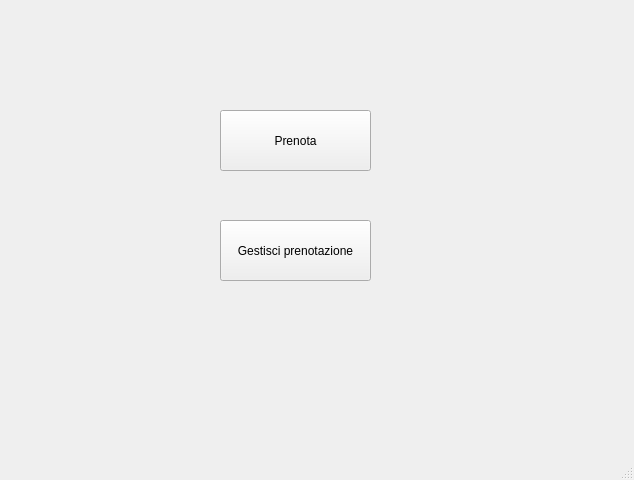
First picture: the form in Progetto copia/Qt/prenotazioni_cliente.ui, repository manufara/Ingegneria-del-Software, before the edit.
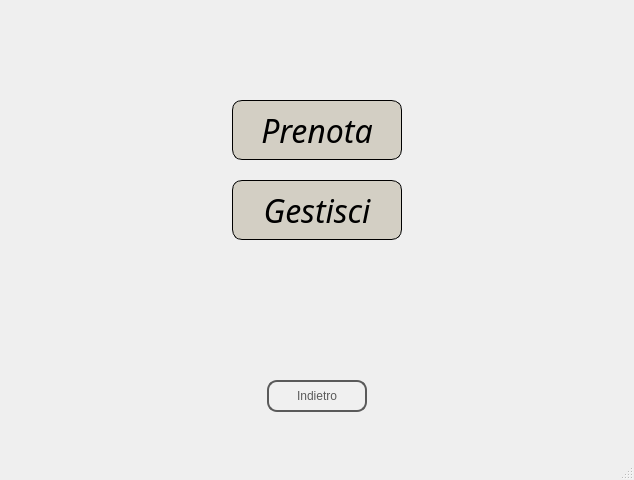
Second picture: the form after the edit. Icons and pictures are not drawn.

```diff
--- a/Progetto copia/Qt/prenotazioni_cliente.ui
+++ b/Progetto copia/Qt/prenotazioni_cliente.ui
@@ -14,15 +14,54 @@
    <string>Ristorante Emilia</string>
   </property>
   <widget class="QWidget" name="centralwidget">
+   <widget class="QLabel" name="label">
+    <property name="geometry">
+     <rect>
+      <x>0</x>
+      <y>0</y>
+      <width>641</width>
+      <height>431</height>
+     </rect>
+    </property>
+    <property name="styleSheet">
+     <string notr="true">background-image: url(/Users/emanuelefaraglia/Downloads/Sfondo.jpg);
+background-position: center;
+background-repeat: no-repeat;</string>
+    </property>
+    <property name="text">
+     <string/>
+    </property>
+   </widget>
    <widget class="QPushButton" name="pushButton">
     <property name="geometry">
      <rect>
-      <x>220</x>
-      <y>110</y>
-      <width>151</width>
-      <height>61</height>
+      <x>232</x>
+      <y>100</y>
+      <width>170</width>
+      <height>60</height>
      </rect>
     </property>
+    <property name="font">
+     <font>
+      <family>Apple Chancery</family>
+      <pointsize>24</pointsize>
+      <italic>true</italic>
+     </font>
+    </property>
+    <property name="styleSheet">
+     <string notr="true">QPushButton {
+    border: 2px solid #5A5A5A;
+    border-radius: 10px;
+    padding: 5px;
+    background-color: #D3CFC4;
+    color: black;
+    border: 1px solid black;  /* Bordo del pulsante */
+}
+
+QPushButton:hover {
+    background-color: lightgray;  /* Cambia colore al passaggio del mouse */
+}</string>
+    </property>
     <property name="text">
      <string>Prenota</string>
     </property>
@@ -30,14 +69,63 @@
    <widget class="QPushButton" name="pushButton_2">
     <property name="geometry">
      <rect>
-      <x>220</x>
-      <y>220</y>
-      <width>151</width>
-      <height>61</height>
+      <x>232</x>
+      <y>180</y>
+      <width>170</width>
+      <height>60</height>
      </rect>
     </property>
+    <property name="font">
+     <font>
+      <family>Apple Chancery</family>
+      <pointsize>24</pointsize>
+      <italic>true</italic>
+     </font>
+    </property>
+    <property name="styleSheet">
+     <string notr="true">QPushButton {
+    border: 2px solid #5A5A5A;
+    border-radius: 10px;
+    padding: 5px;
+    background-color: #D3CFC4;
+    color: black;
+    border: 1px solid black;  /* Bordo del pulsante */
+}
+
+QPushButton:hover {
+    background-color: lightgray;  /* Cambia colore al passaggio del mouse */
+}</string>
+    </property>
     <property name="text">
-     <string>Gestisci prenotazione</string>
+     <string>Gestisci</string>
+    </property>
+   </widget>
+   <widget class="QPushButton" name="indietro">
+    <property name="geometry">
+     <rect>
+      <x>267</x>
+      <y>380</y>
+      <width>100</width>
+      <height>32</height>
+     </rect>
+    </property>
+    <property name="styleSheet">
+     <string notr="true">QPushButton {
+        border: 2px solid #5A5A5A;
+        border-radius: 10px;
+        padding: 5px;
+        background-color: #F0F0F0;
+        color: #5A5A5A;
+    }
+    QPushButton:hover {
+        background-color: #D3D3D3;
+    }
+    QPushButton:pressed {
+        background-color: #A9A9A9;
+    }</string>
+    </property>
+    <property name="text">
+     <string>Indietro</string>
     </property>
    </widget>
   </widget>
```
Left out of the diff: 3 changed lines with no effect on the pictures.
